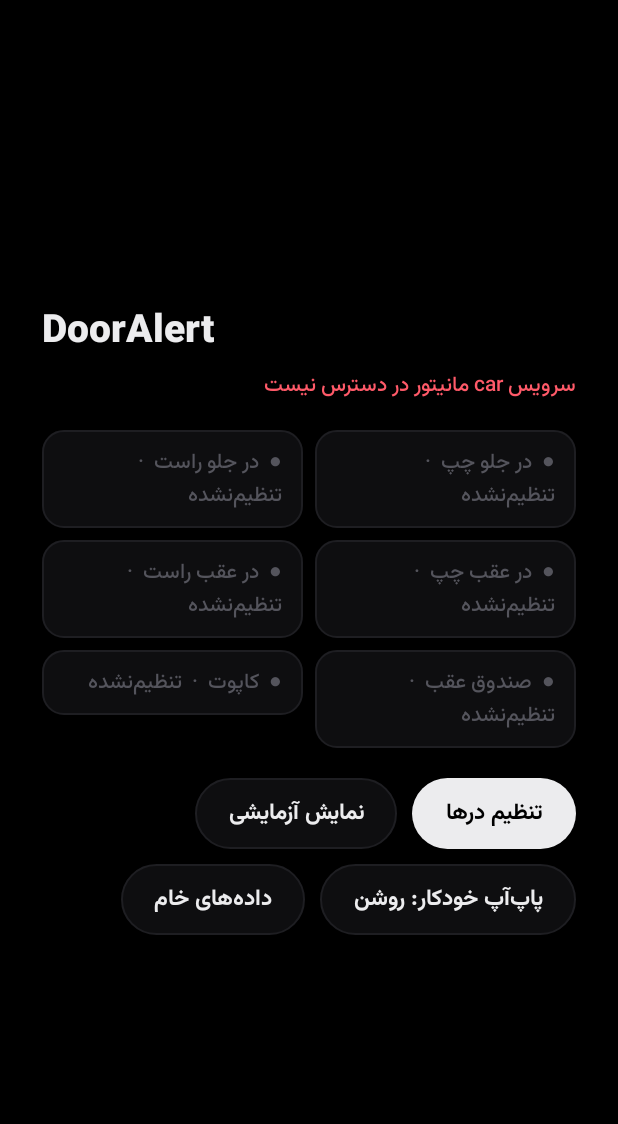
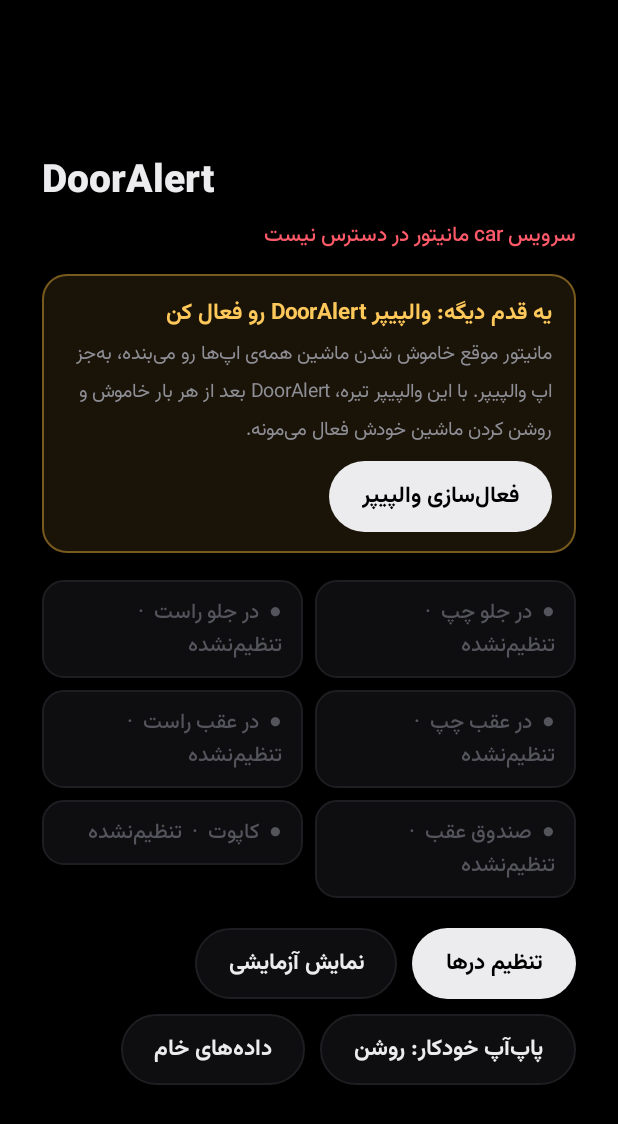
Before and after one commit to mani-imani/DoorAlert, an Android app: the screen it shows after launch (MainActivity), after a tap on "انصراف", on a phone screen of 412 x 824 dp. Shown: the top 1124 px of the screen. Run offline under Robolectric (Android 15) with nearby library versions, the phone set to English and light mode, and no system bars; 1 other tap on this screen came first.

Commit message:
1.2.0: keep-alive live wallpaper so DoorAlert survives ignition off/on
Co-Authored-By: Claude Opus 5.5 <noreply@anthropic.com>
Claude-Session: https://claude.ai/code/session_011azxjQX34dZm2bbULXSmRn

```diff
--- a/app/build.gradle
+++ b/app/build.gradle
@@ -10,8 +10,8 @@ android {
         applicationId 'ir.maniimani.dooralert'
         minSdk 26
         targetSdk 28          // Android 9 — same as the head unit
-        versionCode 2
-        versionName '1.1.0'
+        versionCode 3
+        versionName '1.2.0'
     }
 
     // A fixed key committed to the repo, so every build (local or CI) is signed the
--- a/app/src/main/java/ir/maniimani/dooralert/MainActivity.java
+++ b/app/src/main/java/ir/maniimani/dooralert/MainActivity.java
@@ -35,6 +35,7 @@ public class MainActivity extends Activity implements Doors.Listener {
     private TextView status;
     private final TextView[] rows = new TextView[Doors.COUNT];
     private TextView autoBtn;
+    private LinearLayout keepAlive;
 
     // wizard
     private FrameLayout wizard;
@@ -72,6 +73,25 @@ public class MainActivity extends Activity implements Doors.Listener {
         doors.startPolling();
         doors.addListener(this);
         updateAutoBtn();
+        keepAlive.setVisibility(KeepAliveWallpaper.isActive(this) ? View.GONE : View.VISIBLE);
+    }
+
+    private void enableWallpaper() {
+        Intent[] tries = {
+                new Intent(android.app.WallpaperManager.ACTION_CHANGE_LIVE_WALLPAPER)
+                        .putExtra(android.app.WallpaperManager.EXTRA_LIVE_WALLPAPER_COMPONENT, KeepAliveWallpaper.component(this)),
+                new Intent(android.app.WallpaperManager.ACTION_LIVE_WALLPAPER_CHOOSER),
+                Intent.createChooser(new Intent(Intent.ACTION_SET_WALLPAPER), "والپیپر"),
+        };
+        for (Intent i : tries) {
+            try {
+                startActivity(i);
+                return;
+            } catch (Throwable ignored) {
+            }
+        }
+        status.setText("صفحه‌ی انتخاب والپیپر پیدا نشد؛ از تنظیمات مانیتور ← والپیپر، «DoorAlert» رو انتخاب کن");
+        status.setTextColor(Color.rgb(255, 200, 90));
     }
 
     @Override
@@ -165,6 +185,22 @@ public class MainActivity extends Activity implements Doors.Listener {
         col.addView(name);
         status = Ui.text(this, Ui.medium(), 14, Ui.TEXT_2);
         col.addView(status, lp(-1, -2, 2));
+
+        // keep-alive card: shown until the DoorAlert wallpaper is active
+        keepAlive = new LinearLayout(this);
+        keepAlive.setOrientation(LinearLayout.VERTICAL);
+        keepAlive.setPadding(dp(16), dp(14), dp(16), dp(14));
+        keepAlive.setBackground(Ui.round(Color.rgb(26, 20, 8), Color.rgb(120, 90, 30), dp(16), Math.max(1, dp(1))));
+        TextView kt = Ui.text(this, Ui.bold(), 15, Color.rgb(255, 200, 90));
+        kt.setText("یه قدم دیگه: والپیپر DoorAlert رو فعال کن");
+        keepAlive.addView(kt);
+        TextView kd = Ui.text(this, Ui.regular(), 13, Ui.TEXT_2);
+        kd.setLineSpacing(0, 1.25f);
+        kd.setText("مانیتور موقع خاموش شدن ماشین همه‌ی اپ‌ها رو می‌بنده، به‌جز اپ والپیپر. "
+                + "با این والپیپر تیره، DoorAlert بعد از هر بار خاموش و روشن کردن ماشین خودش فعال می‌مونه.");
+        keepAlive.addView(kd, lp(-1, -2, 4));
+        keepAlive.addView(Ui.button(this, "فعال‌سازی والپیپر", true, v -> enableWallpaper()), lp(-2, -2, 10));
+        col.addView(keepAlive, lp(-1, -2, 14));
 
         // 2 × 3 grid of states
         for (int r = 0; r < 3; r++) {
--- /dev/null
+++ b/app/src/main/res/values/strings.xml
@@ -0,0 +1,5 @@
+<?xml version="1.0" encoding="utf-8"?>
+<resources>
+    <string name="wallpaper_name">DoorAlert</string>
+    <string name="wallpaper_desc">والپیپر تیره‌ای که DoorAlert رو بعد از خاموش و روشن شدن ماشین هم فعال نگه می‌داره</string>
+</resources>
--- /dev/null
+++ b/app/src/main/res/xml/wallpaper.xml
@@ -0,0 +1,3 @@
+<?xml version="1.0" encoding="utf-8"?>
+<wallpaper xmlns:android="http://schemas.android.com/apk/res/android"
+    android:description="@string/wallpaper_desc" />
```
Also changed, not shown: app/src/main/AndroidManifest.xml (+16 -0 lines), app/src/main/java/ir/maniimani/dooralert/KeepAliveWallpaper.java (added, +90 -0 lines), 3 other files.
